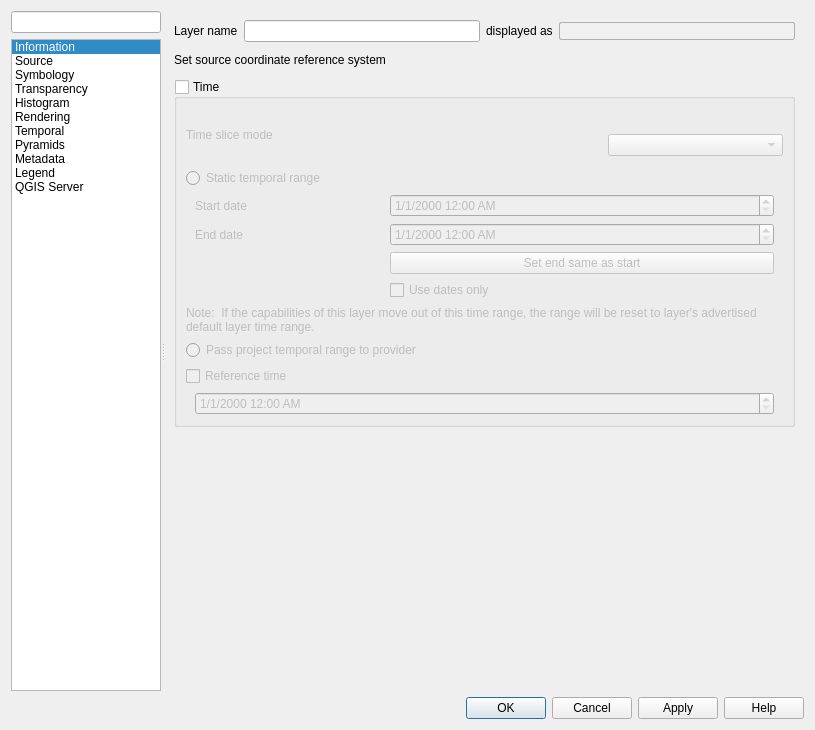
Old version of the form src/ui/qgsrasterlayerpropertiesbase.ui in the repository qgis/QGIS.
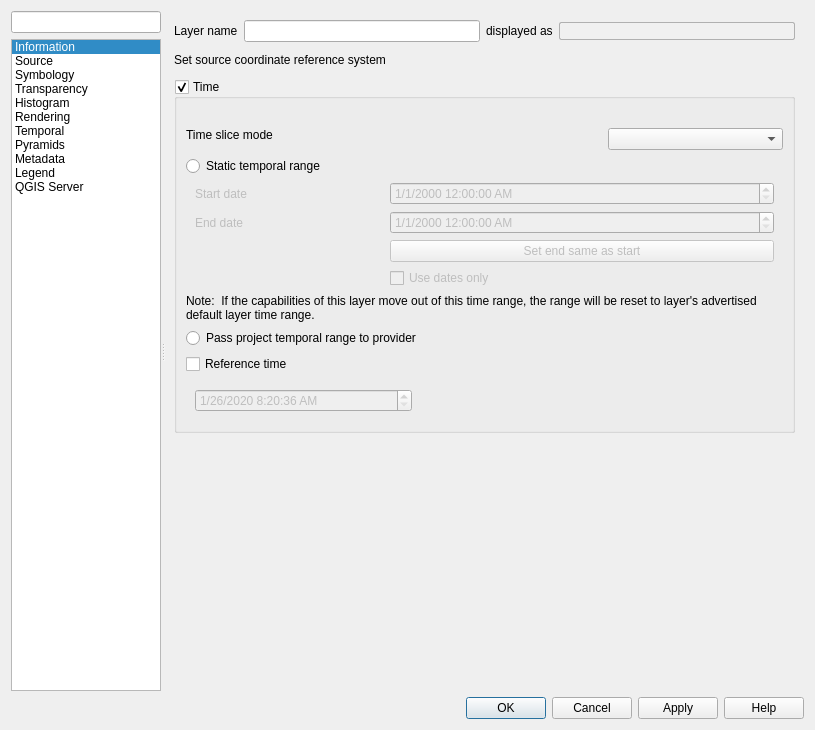
New version of the form. Icons and pictures are not drawn. Custom widgets are drawn as their Qt base class.

Commit message: removed wmst specific logis in temporal tab

What changed in the file:
```diff
--- a/src/ui/qgsrasterlayerpropertiesbase.ui
+++ b/src/ui/qgsrasterlayerpropertiesbase.ui
@@ -302,8 +302,8 @@
                <rect>
                 <x>0</x>
                 <y>0</y>
-                <width>634</width>
-                <height>680</height>
+                <width>643</width>
+                <height>681</height>
                </rect>
               </property>
               <layout class="QVBoxLayout" name="verticalLayout_7">
@@ -374,7 +374,7 @@
                   <bool>true</bool>
                  </property>
                  <property name="checked">
-                  <bool>false</bool>
+                  <bool>true</bool>
                  </property>
                  <layout class="QGridLayout" name="gridLayout_15">
                   <item row="1" column="0">
@@ -384,17 +384,7 @@
                     </property>
                    </widget>
                   </item>
-                  <item row="0" column="0">
-                   <widget class="QLabel" name="mLabel_3">
-                    <property name="text">
-                     <string/>
-                    </property>
-                   </widget>
-                  </item>
-                  <item row="1" column="2" rowspan="2">
-                   <widget class="QComboBox" name="mFetchModeComboBox"/>
-                  </item>
-                  <item row="5" column="0" colspan="3">
+                  <item row="6" column="0" colspan="3">
                    <widget class="QLabel" name="label_10">
                     <property name="text">
                      <string>Note:  If the capabilities of this layer move out of this time range, the range will be reset to layer's advertised  default layer time range.</string>
@@ -405,37 +395,30 @@
                    </widget>
                   </item>
                   <item row="7" column="0">
+                   <widget class="QRadioButton" name="mProjectTemporalRange">
+                    <property name="text">
+                     <string>Pass project temporal range to provider</string>
+                    </property>
+                   </widget>
+                  </item>
+                  <item row="8" column="0">
                    <widget class="QCheckBox" name="mReferenceTime">
                     <property name="text">
                      <string>Reference time</string>
                     </property>
                    </widget>
                   </item>
-                  <item row="3" column="0">
+                  <item row="1" column="2" rowspan="2">
+                   <widget class="QComboBox" name="mFetchModeComboBox"/>
+                  </item>
+                  <item row="4" column="0">
                    <widget class="QRadioButton" name="mStaticTemporalRange">
                     <property name="text">
                      <string>Static temporal range</string>
                     </property>
                    </widget>
                   </item>
-                  <item row="6" column="0">
-                   <widget class="QRadioButton" name="mProjectTemporalRange">
-                    <property name="text">
-                     <string>Pass project temporal range to provider</string>
-                    </property>
-                   </widget>
-                  </item>
-                  <item row="2" column="0">
-                   <widget class="QLabel" name="mLabel_2">
-                    <property name="text">
-                     <string/>
-                    </property>
-                    <property name="wordWrap">
-                     <bool>true</bool>
-                    </property>
-                   </widget>
-                  </item>
-                  <item row="4" column="0" colspan="3">
+                  <item row="5" column="0" colspan="3">
                    <widget class="QFrame" name="frame_2">
                     <property name="enabled">
                      <bool>false</bool>
@@ -463,7 +446,7 @@
                      <item row="0" column="1" colspan="2">
                       <widget class="QgsDateTimeEdit" name="mStartStaticDateTimeEdit">
                        <property name="displayFormat">
-                        <string>M/d/yyyy h:mm AP</string>
+                        <string>M/d/yyyy h:mm:ss AP</string>
                        </property>
                        <property name="timeSpec">
                         <enum>Qt::UTC</enum>
@@ -480,7 +463,7 @@
                      <item row="1" column="1" colspan="2">
                       <widget class="QgsDateTimeEdit" name="mEndStaticDateTimeEdit">
                        <property name="displayFormat">
-                        <string>M/d/yyyy h:mm AP</string>
+                        <string>M/d/yyyy h:mm:ss AP</string>
                        </property>
                        <property name="timeSpec">
                         <enum>Qt::UTC</enum>
@@ -504,7 +487,7 @@
                     </layout>
                    </widget>
                   </item>
-                  <item row="8" column="0" colspan="3">
+                  <item row="9" column="0">
                    <widget class="QFrame" name="frame_3">
                     <property name="enabled">
                      <bool>false</bool>
@@ -516,16 +499,30 @@
                      <enum>QFrame::Raised</enum>
                     </property>
                     <layout class="QGridLayout" name="gridLayout_17">
-                     <property name="topMargin">
-                      <number>0</number>
-                     </property>
-                     <property name="bottomMargin">
-                      <number>0</number>
-                     </property>
-                     <item row="0" column="0" colspan="2">
+                     <item row="0" column="0">
                       <widget class="QgsDateTimeEdit" name="mReferenceDateTimeEdit">
+                       <property name="dateTime">
+                        <datetime>
+                         <hour>8</hour>
+                         <minute>20</minute>
+                         <second>36</second>
+                         <year>2020</year>
+                         <month>1</month>
+                         <day>26</day>
+                        </datetime>
+                       </property>
+                       <property name="date">
+                        <date>
+                         <year>2020</year>
+                         <month>1</month>
+                         <day>26</day>
+                        </date>
+                       </property>
+                       <property name="currentSection">
+                        <enum>QDateTimeEdit::YearSection</enum>
+                       </property>
                        <property name="displayFormat">
-                        <string>M/d/yyyy h:mm AP</string>
+                        <string>M/d/yyyy h:mm:ss AP</string>
                        </property>
                        <property name="timeSpec">
                         <enum>Qt::UTC</enum>
@@ -535,19 +532,19 @@
                     </layout>
                    </widget>
                   </item>
+                  <item row="0" column="0">
+                   <widget class="QLabel" name="mLabel">
+                    <property name="text">
+                     <string/>
+                    </property>
+                    <property name="wordWrap">
+                     <bool>true</bool>
+                    </property>
+                   </widget>
+                  </item>
                  </layout>
                 </widget>
                </item>
-               <item>
-                <widget class="QLabel" name="mLabel">
-                 <property name="text">
-                  <string/>
-                 </property>
-                 <property name="wordWrap">
-                  <bool>true</bool>
-                 </property>
-                </widget>
-               </item>
                <item>
                 <spacer name="verticalSpacer_3">
                  <property name="orientation">
@@ -2449,17 +2446,6 @@
   </layout>
  </widget>
  <customwidgets>
-  <customwidget>
-   <class>QgsScrollArea</class>
-   <extends>QScrollArea</extends>
-   <header>qgsscrollarea.h</header>
-   <container>1</container>
-  </customwidget>
-  <customwidget>
-   <class>QgsDateTimeEdit</class>
-   <extends>QDateTimeEdit</extends>
-   <header>qgsdatetimeedit.h</header>
-  </customwidget>
   <customwidget>
    <class>QgsCollapsibleGroupBox</class>
    <extends>QGroupBox</extends>
@@ -2472,6 +2458,11 @@
    <header>qgscolorbutton.h</header>
    <container>1</container>
   </customwidget>
+  <customwidget>
+   <class>QgsDateTimeEdit</class>
+   <extends>QDateTimeEdit</extends>
+   <header>qgsdatetimeedit.h</header>
+  </customwidget>
   <customwidget>
    <class>QgsFilterLineEdit</class>
    <extends>QLineEdit</extends>
@@ -2499,6 +2490,12 @@
    <extends>QWidget</extends>
    <header>qgsscalerangewidget.h</header>
   </customwidget>
+  <customwidget>
+   <class>QgsScrollArea</class>
+   <extends>QScrollArea</extends>
+   <header>qgsscrollarea.h</header>
+   <container>1</container>
+  </customwidget>
   <customwidget>
    <class>QgsLayerTreeEmbeddedConfigWidget</class>
    <extends>QWidget</extends>
```
Left out of the diff: 52 changed lines with no effect on the pictures. The commit also changes 6 other files.
